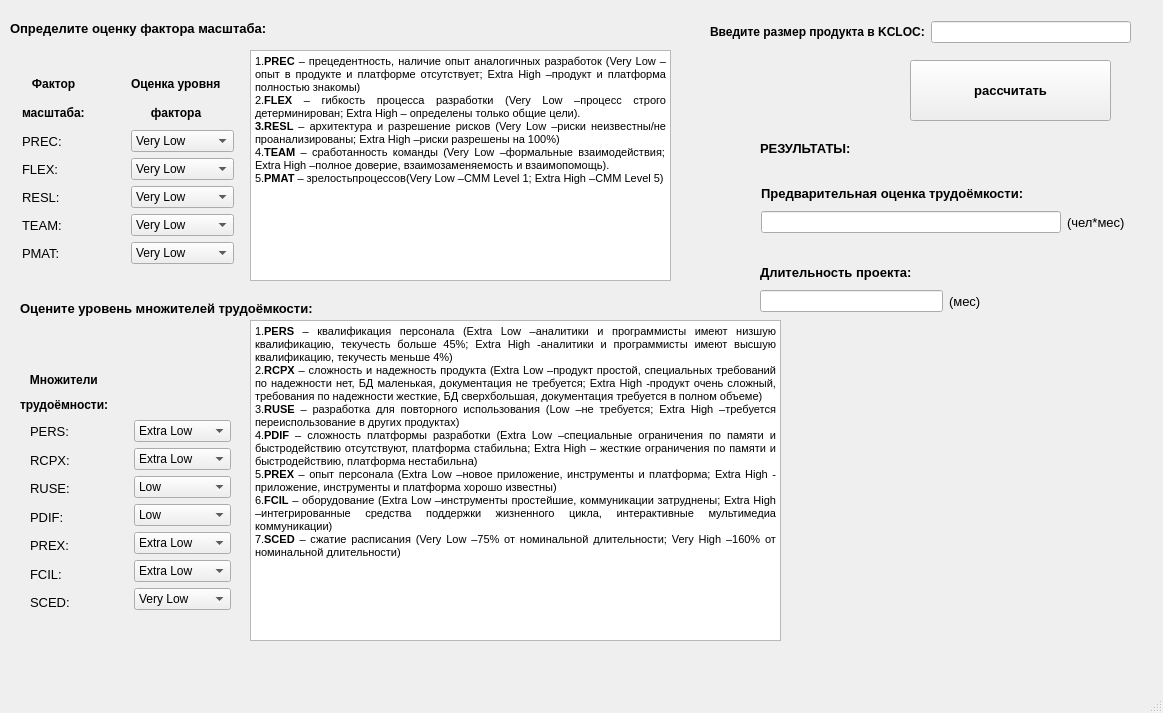
The window that COCOMO.ui (GandraNNA/software-cost-estimation) describes before a commit, drawn with Qt 5.
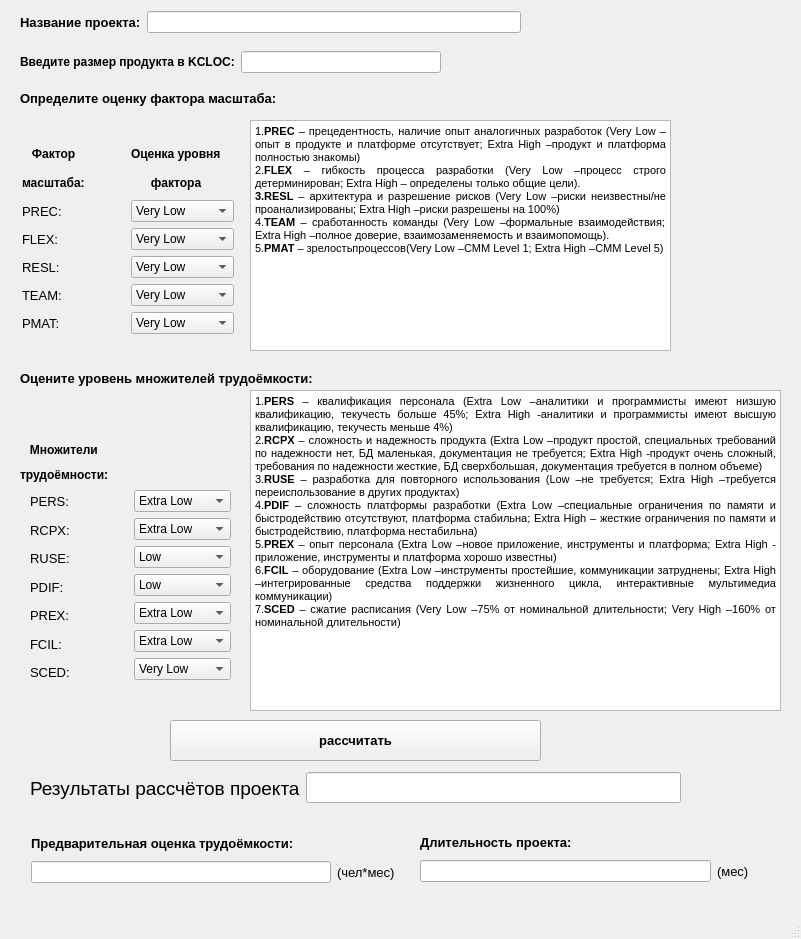
The same window after the commit.

What changed in the file:
```diff
--- a/COCOMO.ui
+++ b/COCOMO.ui
@@ -6,8 +6,8 @@
    <rect>
     <x>0</x>
     <y>0</y>
-    <width>1163</width>
-    <height>713</height>
+    <width>801</width>
+    <height>939</height>
    </rect>
   </property>
   <property name="windowTitle">
@@ -17,8 +17,8 @@
    <widget class="QLabel" name="label">
     <property name="geometry">
      <rect>
-      <x>10</x>
-      <y>20</y>
+      <x>20</x>
+      <y>90</y>
       <width>361</width>
       <height>16</height>
      </rect>
@@ -38,7 +38,7 @@
     <property name="geometry">
      <rect>
       <x>250</x>
-      <y>50</y>
+      <y>120</y>
       <width>421</width>
       <height>231</height>
      </rect>
@@ -59,7 +59,7 @@
     <property name="geometry">
      <rect>
       <x>20</x>
-      <y>300</y>
+      <y>370</y>
       <width>411</width>
       <height>16</height>
      </rect>
@@ -79,7 +79,7 @@
     <property name="geometry">
      <rect>
       <x>250</x>
-      <y>320</y>
+      <y>390</y>
       <width>531</width>
       <height>321</height>
      </rect>
@@ -102,7 +102,7 @@
     <property name="geometry">
      <rect>
       <x>22</x>
-      <y>72</y>
+      <y>142</y>
       <width>212</width>
       <height>192</height>
      </rect>
@@ -424,7 +424,7 @@
     <property name="geometry">
      <rect>
       <x>20</x>
-      <y>370</y>
+      <y>440</y>
       <width>118</width>
       <height>44</height>
      </rect>
@@ -464,7 +464,7 @@
     <property name="geometry">
      <rect>
       <x>30</x>
-      <y>420</y>
+      <y>490</y>
       <width>201</width>
       <height>194</height>
      </rect>
@@ -810,8 +810,8 @@
    <widget class="QWidget" name="layoutWidget">
     <property name="geometry">
      <rect>
-      <x>710</x>
-      <y>20</y>
+      <x>20</x>
+      <y>50</y>
       <width>421</width>
       <height>24</height>
      </rect>
@@ -839,9 +839,9 @@
    <widget class="QWidget" name="layoutWidget_2">
     <property name="geometry">
      <rect>
-      <x>760</x>
-      <y>260</y>
-      <width>221</width>
+      <x>420</x>
+      <y>830</y>
+      <width>329</width>
       <height>53</height>
      </rect>
     </property>
@@ -884,10 +884,10 @@
    <widget class="QPushButton" name="pushButton">
     <property name="geometry">
      <rect>
-      <x>910</x>
-      <y>60</y>
-      <width>201</width>
-      <height>61</height>
+      <x>170</x>
+      <y>720</y>
+      <width>371</width>
+      <height>41</height>
      </rect>
     </property>
     <property name="font">
@@ -901,31 +901,11 @@
      <string>рассчитать</string>
     </property>
    </widget>
-   <widget class="QLabel" name="label_4">
-    <property name="geometry">
-     <rect>
-      <x>760</x>
-      <y>140</y>
-      <width>131</width>
-      <height>16</height>
-     </rect>
-    </property>
-    <property name="font">
-     <font>
-      <pointsize>10</pointsize>
-      <weight>75</weight>
-      <bold>true</bold>
-     </font>
-    </property>
-    <property name="text">
-     <string>РЕЗУЛЬТАТЫ:</string>
-    </property>
-   </widget>
    <widget class="QWidget" name="layoutWidget">
     <property name="geometry">
      <rect>
-      <x>761</x>
-      <y>181</y>
+      <x>31</x>
+      <y>831</y>
       <width>364</width>
       <height>53</height>
      </rect>
@@ -970,6 +950,68 @@
      </item>
     </layout>
    </widget>
+   <widget class="QWidget" name="layoutWidget_4">
+    <property name="geometry">
+     <rect>
+      <x>20</x>
+      <y>10</y>
+      <width>501</width>
+      <height>24</height>
+     </rect>
+    </property>
+    <layout class="QHBoxLayout" name="horizontalLayout_20">
+     <item>
+      <widget class="QLabel" name="label_128">
+       <property name="font">
+        <font>
+         <pointsize>10</pointsize>
+         <weight>75</weight>
+         <bold>true</bold>
+        </font>
+       </property>
+       <property name="text">
+        <string>Название проекта:</string>
+       </property>
+      </widget>
+     </item>
+     <item>
+      <widget class="QLineEdit" name="Name_project"/>
+     </item>
+    </layout>
+   </widget>
+   <widget class="QWidget" name="">
+    <property name="geometry">
+     <rect>
+      <x>30</x>
+      <y>770</y>
+      <width>651</width>
+      <height>36</height>
+     </rect>
+    </property>
+    <layout class="QHBoxLayout" name="horizontalLayout_7">
+     <item>
+      <widget class="QLabel" name="label_4">
+       <property name="font">
+        <font>
+         <pointsize>14</pointsize>
+        </font>
+       </property>
+       <property name="text">
+        <string>Результаты рассчётов проекта</string>
+       </property>
+      </widget>
+     </item>
+     <item>
+      <widget class="QLineEdit" name="Name_project_1">
+       <property name="font">
+        <font>
+         <pointsize>14</pointsize>
+        </font>
+       </property>
+      </widget>
+     </item>
+    </layout>
+   </widget>
   </widget>
   <widget class="QMenuBar" name="menubar">
    <property name="geometry">
```
Left out of the diff: 4 changed lines with no effect on the pictures.
